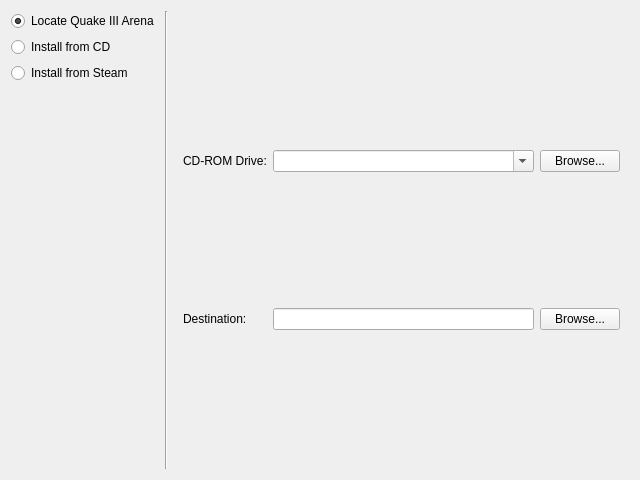
The window that installwizard_setup.ui (ioquake/launch) describes before a commit, drawn with Qt 5.
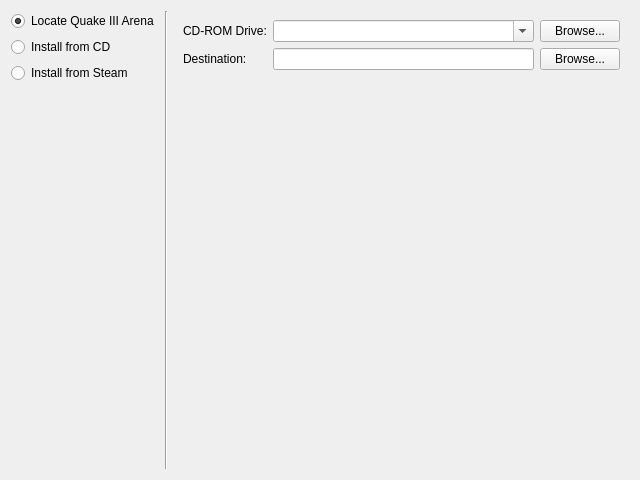
The same window after the commit. The open tabs and pages were chosen to show the change.

Commit message: Fixed install from CD page layout.

What changed in the file:
```diff
--- a/installwizard_setup.ui
+++ b/installwizard_setup.ui
@@ -138,6 +138,19 @@
          </property>
         </widget>
        </item>
+       <item row="2" column="1">
+        <spacer name="verticalSpacer_3">
+         <property name="orientation">
+          <enum>Qt::Vertical</enum>
+         </property>
+         <property name="sizeHint" stdset="0">
+          <size>
+           <width>20</width>
+           <height>40</height>
+          </size>
+         </property>
+        </spacer>
+       </item>
       </layout>
      </widget>
      <widget class="QWidget" name="pageInstallFromSteam">
```
Left out of the diff: 16 changed lines with no effect on the pictures.
